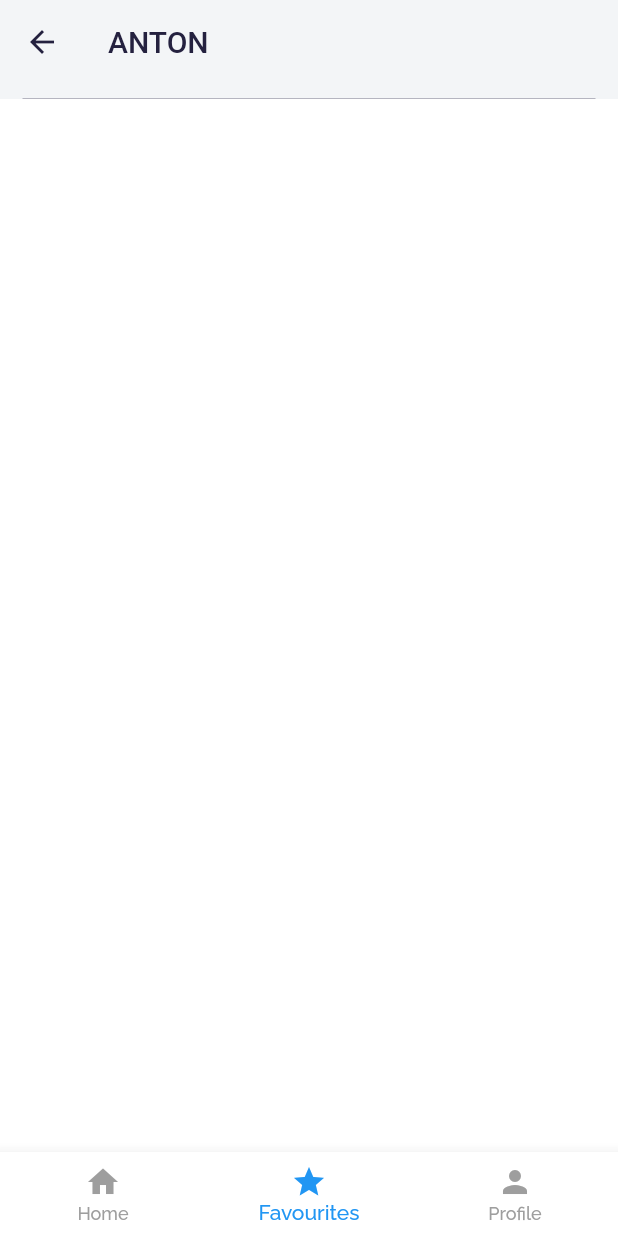
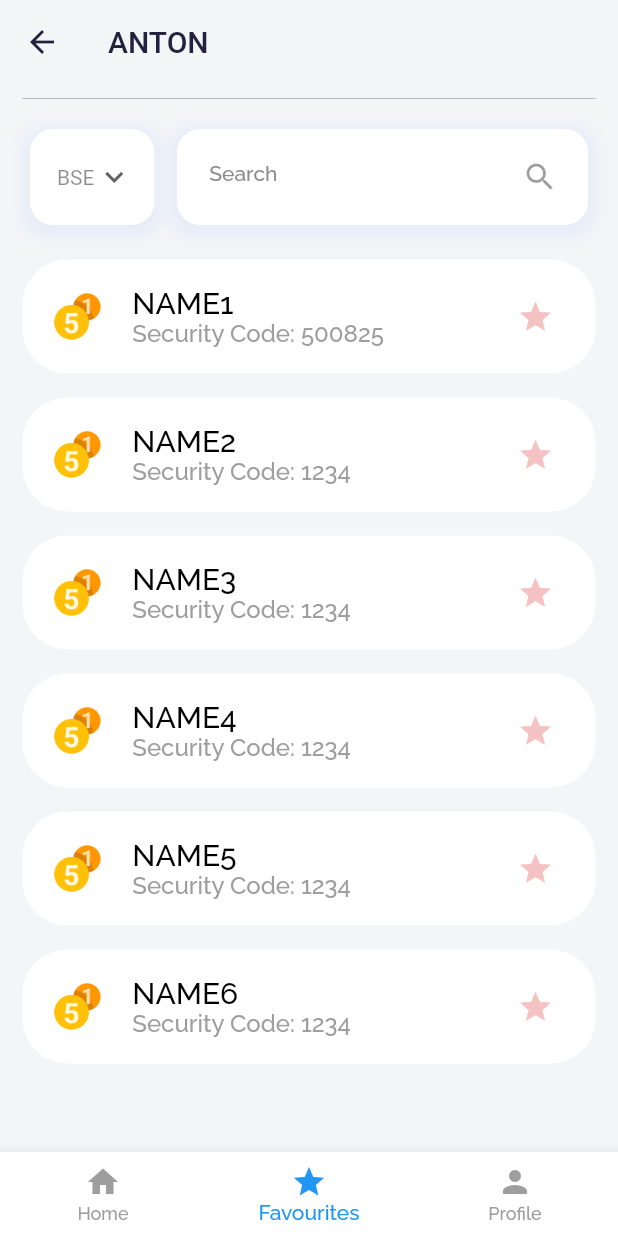
Before and after one commit to Anton-3-0-SIH2020/SIH2020_SM445_Team_Anto.3.0_MobileApp, a Flutter app: the HomePage screen opened by its route, item 2 of the bottom bar chosen, on a phone screen of 412 x 824 dp. Run offline on Flutter 3.47's test engine with Material 2 defaults, Android fonts, the phone set to English and light mode, and no system bars; our stand-ins replace auto_size_text, dio, flutter_spinkit, google_fonts; missing offline and left inert: unicorndial; network calls fail.

Commit message:
Favourites Page Added

```diff
--- a/lib/core/route/route_generator.dart
+++ b/lib/core/route/route_generator.dart
@@ -1,5 +1,6 @@
 import 'package:anton_sih_app/models/mc_ca.dart';
 import 'package:anton_sih_app/models/nse_ca.dart';
+import 'package:anton_sih_app/screens/companycalist.dart';
 import 'package:anton_sih_app/screens/details_pages/bsedetailpage.dart';
 import 'package:anton_sih_app/screens/details_pages/mcdetailpage.dart';
 import 'package:anton_sih_app/screens/details_pages/nsedetailpage.dart';
@@ -50,8 +51,13 @@ class RouteGenerator {
             ),
           );
         }
-        break;
         return _errorRoute();
+      case '/companycalist':
+        return MaterialPageRoute(
+          builder: (_) => CompanyCaList(
+            secCode: args,
+          ),
+        );
       default:
         return _errorRoute();
     }
--- /dev/null
+++ b/lib/models/favouritecompanies.dart
@@ -0,0 +1,8 @@
+import 'package:anton_sih_app/screens/homepagetabs/favourites.dart';
+
+class FavouriteCompanies {
+  String name;
+  String securityCode;
+  bool isFav;
+  FavouriteCompanies(this.name, this.securityCode, this.isFav);
+}
--- a/lib/screens/homepage.dart
+++ b/lib/screens/homepage.dart
@@ -1,5 +1,6 @@
 import 'package:anton_sih_app/core/api/latest_corporate_action.dart';
 import 'package:anton_sih_app/models/bse_ca.dart';
+import 'package:anton_sih_app/screens/homepagetabs/favourites.dart';
 import 'package:flutter/material.dart';
 import 'package:anton_sih_app/screens/homepagetabs/hometab.dart';
 import '../screens/homepagetabs/profilepage.dart';
@@ -11,7 +12,7 @@ class HomePage extends StatefulWidget {
 
 class _HomePageState extends State<HomePage> {
   int _currentIndex = 0;
-  final tabs = [HomeTab(), null, ProfilePage()];
+  final tabs = [HomeTab(), FavouritesTab(), ProfilePage()];
 
   @override
   void initState() {
--- /dev/null
+++ b/lib/screens/homepagetabs/favourites.dart
@@ -0,0 +1,285 @@
+import 'package:flutter/material.dart';
+import 'package:anton_sih_app/core/api/latest_corporate_action.dart';
+import 'package:anton_sih_app/models/bse_ca.dart';
+import 'package:anton_sih_app/models/mc_ca.dart';
+import 'package:anton_sih_app/models/nse_ca.dart';
+import 'package:unicorndial/unicorndial.dart';
+import 'package:anton_sih_app/core/utilities/debouncer.dart';
+import '../../models/favouritecompanies.dart';
+
+class FavouritesTab extends StatefulWidget {
+  @override
+  _FavouritesPageState createState() => _FavouritesPageState();
+}
+
+class _FavouritesPageState extends State<FavouritesTab> {
+  List<FavouriteCompanies> favCompanies = [
+    FavouriteCompanies('NAME1', '500825', true),
+    FavouriteCompanies('NAME2', '1234', true),
+    FavouriteCompanies('NAME3', '1234', true),
+    FavouriteCompanies('NAME4', '1234', true),
+    FavouriteCompanies('NAME5', '1234', true),
+    FavouriteCompanies('NAME6', '1234', true),
+  ];
+
+  final _debouncer = Debouncer(milliseconds: 200);
+  BseLatestCa bseLatestCa;
+  NseLatestCa nseLatestCa;
+  McLatestCa mcLatestCa;
+
+  //BSE LISTS
+  List<BseCa> bseFilterList;
+  Future<List<BseCa>> bseList;
+
+  //NSE LISTS
+  List<NseCa> nseFilterList;
+  Future<List<NseCa>> nseList;
+
+  //MC LISTS
+  List<McCa> mcFilterList;
+  Future<List<McCa>> mcList;
+
+  String searchText;
+  String exchangeType;
+
+  @override
+  void initState() {
+    // TODO: implement initState
+    exchangeType = 'BSE';
+    //BSE
+    bseLatestCa = new BseLatestCa();
+    bseList = bseLatestCa.getLatestCa();
+    bseFilterList = [];
+
+    //NSE
+    nseLatestCa = new NseLatestCa();
+    nseList = nseLatestCa.getLatestCa();
+    nseFilterList = [];
+
+    //MC
+    mcLatestCa = new McLatestCa();
+    mcList = mcLatestCa.getLatestCa();
+    mcFilterList = [];
+
+    initializer();
+    super.initState();
+  }
+
+  void initializer() async {
+    bseFilterList = await bseList;
+    nseFilterList = await nseList;
+    mcFilterList = await mcList;
+  }
+
+  @override
+  Widget build(BuildContext context) {
+    var screenWidth = MediaQuery.of(context).size.width;
+    var screenHeight = MediaQuery.of(context).size.height;
+    return Scaffold(
+        backgroundColor: Color(0xffF3F5F7),
+        body: Column(
+          children: <Widget>[
+            Row(
+              children: [
+                Expanded(
+                  flex: 1,
+                  child: Container(
+                    margin: EdgeInsets.only(left: 20, bottom: 15, top: 20),
+                    padding: EdgeInsets.only(
+                      left: 18,
+                      right: 8,
+                      top: 8,
+                      bottom: 8,
+                    ),
+                    decoration: BoxDecoration(
+                      color: Colors.white,
+                      borderRadius: BorderRadius.circular(15.5),
+                      boxShadow: [
+                        BoxShadow(
+                          color: Color.fromRGBO(168, 192, 255, 0.16),
+                          spreadRadius: 5,
+                          blurRadius: 7,
+                          offset: Offset(0, 3), // changes position of shadow
+                        ),
+                      ],
+                    ),
+                    child: DropdownButton<String>(
+                      value: exchangeType,
+                      elevation: 16,
+                      underline: Container(height: 0),
+                      style: TextStyle(color: Colors.black45),
+                      icon: Icon(Icons.keyboard_arrow_down),
+                      onChanged: (String newValue) {
+                        setState(() {
+                          exchangeType = newValue;
+                        });
+                      },
+                      items: <String>['BSE', 'NSE', 'MC']
+                          .map<DropdownMenuItem<String>>((String value) {
+                        return DropdownMenuItem<String>(
+                          value: value,
+                          child: Text(
+                            value,
+                          ),
+                        );
+                      }).toList(),
+                    ),
+                  ),
+                ),
+                Expanded(
+                  flex: 3,
+                  child: Container(
+                    margin: EdgeInsets.only(
+                        left: 15, right: 20, bottom: 15, top: 20),
+                    padding: EdgeInsets.only(
+                      left: 21.5,
+                      right: 8,
+                      top: 8,
+                      bottom: 8,
+                    ),
+                    decoration: BoxDecoration(
+                      color: Colors.white,
+                      borderRadius: BorderRadius.circular(15.5),
+                      boxShadow: [
+                        BoxShadow(
+                          color: Color.fromRGBO(168, 192, 255, 0.16),
+                          spreadRadius: 5,
+                          blurRadius: 7,
+                          offset: Offset(0, 3), // changes position of shadow
+                        ),
+                      ],
+                    ),
+                    //Search Bar
+                    child: TextFormField(
+                      onChanged: (value) async {
+                        //Filtering Content Logic
+                        List<BseCa> bseOriginalList = await bseList;
+                        List<NseCa> nseOriginalList = await nseList;
+                        List<McCa> mcOriginalList = await mcList;
+
+                        searchText = value;
+                        _debouncer.run(() {
+                          if (exchangeType == 'BSE') {
+                            setState(() {
+                              bseFilterList = bseOriginalList
+                                  .where((f) => (f.securityName
+                                          .toLowerCase()
+                                          .contains(value.toLowerCase()) ||
+                                      f.purpose
+                                          .toLowerCase()
+                                          .contains(value.toLowerCase())))
+                                  .toList();
+                            });
+                          } else if (exchangeType == 'NSE') {
+                            setState(() {
+                              nseFilterList = nseOriginalList
+                                  .where((f) => (f.symbol
+                                          .toLowerCase()
+                                          .contains(value.toLowerCase()) ||
+                                      f.purpose
+                                          .toLowerCase()
+                                          .contains(value.toLowerCase())))
+                                  .toList();
+                            });
+                          } else {
+                            setState(() {
+                              mcFilterList = mcOriginalList
+                                  .where((f) => (f.companyName
+                                          .toLowerCase()
+                                          .contains(value.toLowerCase()) ||
+                                      f.purpose
+                                          .toLowerCase()
+                                          .contains(value.toLowerCase())))
+                                  .toList();
+                            });
+                          }
+                        });
+                        print(searchText);
+                      },
+                      cursorColor: Color(0xff24213f),
+                      style: TextStyle(
+                        color: Color(0xff24213f),
+                      ),
+                      decoration: InputDecoration(
+                        border: InputBorder.none,
+                        //"SEARCH"
+                        hintText: 'Search', //'Search for a topic',
+                        suffixIcon: Icon(
+                          Icons.search,
+                          color: Colors.black38,
+                        ),
+                        hintStyle: TextStyle(
+                          color: Color(0xFF8d8d8d),
+                          fontSize: 14,
+                          fontWeight: FontWeight.w500,
+                        ),
+                      ),
+                    ),
+                  ),
+                ),
+              ],
+            ),
+
+            //TODO: LIST VIEW BUILDER
+            Expanded(
+              child: ListView.builder(
+                // Let the ListView know how many items it needs to build.
+                itemCount: favCompanies.length,
+                // Provide a builder function. This is where the magic happens.
+                // Convert each item into a widget based on the type of item it is.
+                itemBuilder: (context, index) {
+                  final item = favCompanies[index];
+
+                  return Container(
+                    padding: EdgeInsets.symmetric(vertical: 10),
+                    margin: EdgeInsets.symmetric(horizontal: 15, vertical: 8),
+                    decoration: BoxDecoration(
+                      borderRadius: BorderRadius.circular(30),
+                      color: Colors.white,
+                    ),
+                    child: ListTile(
+                      onTap: () {
+                        // dialogs.information(context, snapshot.data[index]);
+                        Navigator.of(context).pushNamed('/companycalist',
+                            arguments: item.securityCode);
+                      },
+                      leading: Container(
+                        height: 0.05 * screenHeight,
+                        width: 0.1 * screenWidth,
+                        decoration: BoxDecoration(
+                          image: DecorationImage(
+                              image: AssetImage('images/coins.png'),
+                              fit: BoxFit.cover),
+                        ),
+                      ),
+                      title: Column(
+                        crossAxisAlignment: CrossAxisAlignment.start,
+                        children: <Widget>[
+                          Text(
+                            item.name,
+                            style: Theme.of(context).textTheme.headline2,
+                          ),
+                          Text("Security Code: ${item.securityCode}"),
+                          // Text("Ex-Date: ${bseFilterList[index].exDate}"),
+                          // Text("Purpose: ${bseFilterList[index].purpose}"),
+                          // SizedBox(
+                          //   height: 2,
+                          // ),
+                        ],
+                      ),
+                      trailing: IconButton(
+                        icon: Icon(
+                          Icons.star,
+                          color: Color(0xFFF4C2C2),
+                        ),
+                        onPressed: null,
+                      ),
+                    ),
+                  );
+                },
+              ),
+            ),
+          ],
+        ));
+  }
+}
--- a/pubspec.yaml
+++ b/pubspec.yaml
@@ -59,6 +59,7 @@ flutter:
    - images/signin.png
    - images/signup.png
    - images/bonds.png
+   - images/coins.png
 
   # An image asset can refer to one or more resolution-specific "variants", see
   # https://flutter.dev/assets-and-images/#resolution-aware.
```
Also changed, not shown: lib/core/api/favourite_corporate_action.dart (added, +35 -0 lines), lib/screens/companycalist.dart (added, +131 -0 lines), images/coins.png (added).
